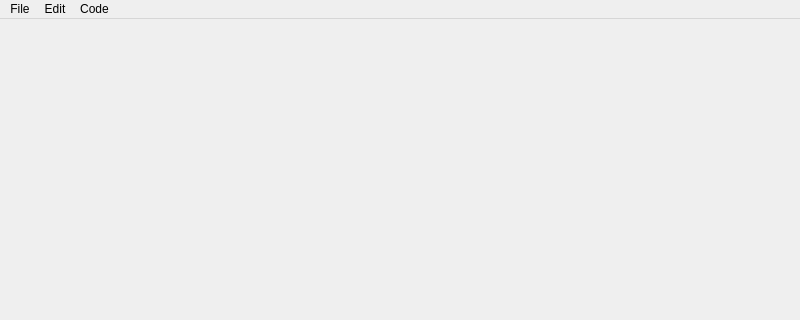
Before: the Qt Designer form SQMEditor/MainWindow.ui in ATSOTECK/SQM, drawn with Qt 5; both pictures show x 0 to 800 and y 0 to 320 of the 800 by 600 pixel window.
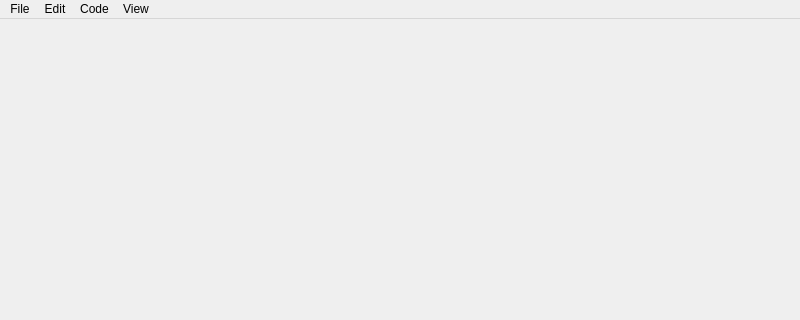
After: the same form once the commit is applied.

The edit to the form file:
```diff
--- a/SQMEditor/MainWindow.ui
+++ b/SQMEditor/MainWindow.ui
@@ -39,9 +39,18 @@
     </property>
     <addaction name="actionRun"/>
    </widget>
+   <widget class="QMenu" name="menuView">
+    <property name="title">
+     <string>View</string>
+    </property>
+    <addaction name="actionShow_Console"/>
+    <addaction name="actionHide_Console"/>
+    <addaction name="actionClear_Console"/>
+   </widget>
    <addaction name="menuFile"/>
    <addaction name="menuEdit"/>
    <addaction name="menuCode"/>
+   <addaction name="menuView"/>
   </widget>
   <widget class="QStatusBar" name="statusbar"/>
   <action name="actionRun">
```
Left out of the diff: 42 changed lines with no effect on the pictures.
